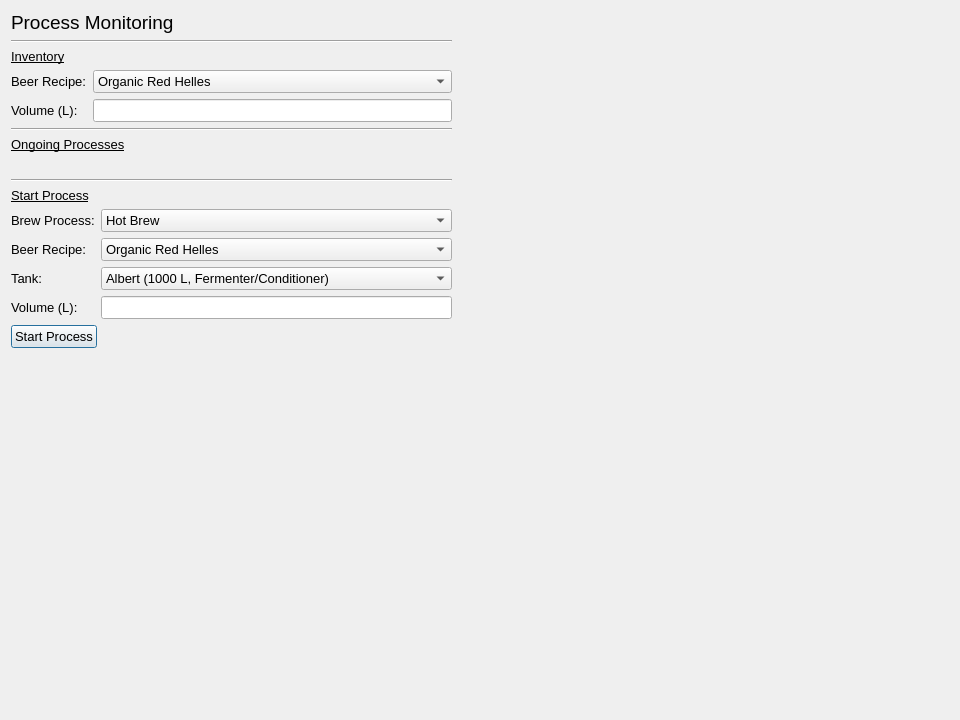
The window that process_monitoring.ui (IsaacCheng9/brewhouse-management) describes before a commit, drawn with Qt 5.
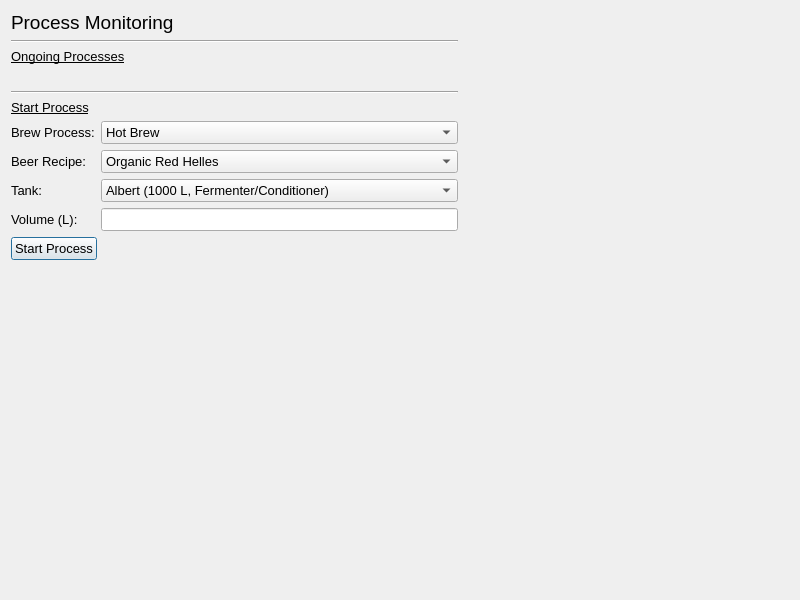
The same window after the commit.

Commit message: Split process monitoring and inventory management

```diff
--- a/process_monitoring.ui
+++ b/process_monitoring.ui
@@ -6,8 +6,8 @@
    <rect>
     <x>0</x>
     <y>0</y>
-    <width>960</width>
-    <height>720</height>
+    <width>800</width>
+    <height>600</height>
    </rect>
   </property>
   <property name="font">
@@ -44,8 +44,8 @@
        <rect>
         <x>0</x>
         <y>0</y>
-        <width>938</width>
-        <height>698</height>
+        <width>778</width>
+        <height>578</height>
        </rect>
       </property>
       <widget class="QWidget" name="verticalLayoutWidget">
@@ -53,8 +53,8 @@
         <rect>
          <x>0</x>
          <y>0</y>
-         <width>441</width>
-         <height>651</height>
+         <width>447</width>
+         <height>571</height>
         </rect>
        </property>
        <layout class="QVBoxLayout" name="vert_layout_monitoring">
@@ -79,66 +79,6 @@
           </property>
          </widget>
         </item>
-        <item>
-         <widget class="QLabel" name="lbl_inv">
-          <property name="font">
-           <font>
-            <underline>true</underline>
-            <kerning>true</kerning>
-           </font>
-          </property>
-          <property name="text">
-           <string>Inventory</string>
-          </property>
-         </widget>
-        </item>
-        <item>
-         <layout class="QGridLayout" name="grid_layout_add_inv">
-          <item row="0" column="0">
-           <widget class="QLabel" name="lbl_add_inv_recipe">
-            <property name="text">
-             <string>Beer Recipe:</string>
-            </property>
-           </widget>
-          </item>
-          <item row="1" column="0">
-           <widget class="QLabel" name="lbl_add_inv_volume">
-            <property name="text">
-             <string>Volume (L):</string>
-            </property>
-           </widget>
-          </item>
-          <item row="0" column="1">
-           <widget class="QComboBox" name="combo_box_add_inv_recipe">
-            <item>
-             <property name="text">
-              <string>Organic Red Helles</string>
-             </property>
-            </item>
-            <item>
-             <property name="text">
-              <string>Organic Pilsner</string>
-             </property>
-            </item>
-            <item>
-             <property name="text">
-              <string>Organic Dunkel</string>
-             </property>
-            </item>
-           </widget>
-          </item>
-          <item row="1" column="1">
-           <widget class="QLineEdit" name="line_edit_add_inv_volume"/>
-          </item>
-         </layout>
-        </item>
-        <item>
-         <widget class="Line" name="hori_line_inv">
-          <property name="orientation">
-           <enum>Qt::Horizontal</enum>
-          </property>
-         </widget>
-        </item>
         <item>
          <widget class="QLabel" name="lbl_ongoing_processes">
           <property name="font">
```
Left out of the diff: 4 changed lines with no effect on the pictures. The commit also changes 3 other files.
